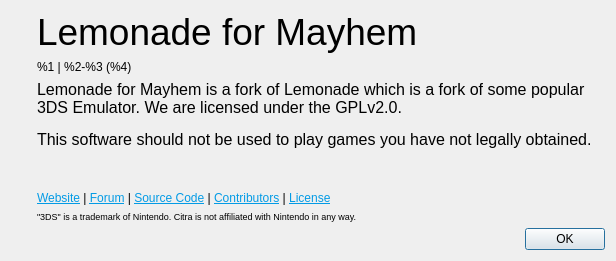
First picture: the form in src/citra_qt/aboutdialog.ui, repository TheMayhemCommunity/3ds-lemonade, before the edit.
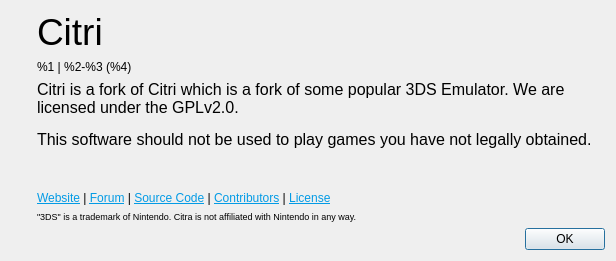
Second picture: the form after the edit. Icons and pictures are not drawn.

Commit message: Citri rebrand

What changed in the file:
```diff
--- a/src/citra_qt/aboutdialog.ui
+++ b/src/citra_qt/aboutdialog.ui
@@ -57,7 +57,7 @@
           </sizepolicy>
          </property>
          <property name="text">
-          <string>&lt;html&gt;&lt;head/&gt;&lt;body&gt;&lt;p&gt;&lt;span style=&quot; font-size:28pt;&quot;&gt;Lemonade for Mayhem&lt;/span&gt;&lt;/p&gt;&lt;/body&gt;&lt;/html&gt;</string>
+          <string>&lt;html&gt;&lt;head/&gt;&lt;body&gt;&lt;p&gt;&lt;span style=&quot; font-size:28pt;&quot;&gt;Citri&lt;/span&gt;&lt;/p&gt;&lt;/body&gt;&lt;/html&gt;</string>
          </property>
         </widget>
        </item>
@@ -87,7 +87,7 @@
 &lt;html&gt;&lt;head&gt;&lt;meta name=&quot;qrichtext&quot; content=&quot;1&quot; /&gt;&lt;style type=&quot;text/css&quot;&gt;
 p, li { white-space: pre-wrap; }
 &lt;/style&gt;&lt;/head&gt;&lt;body style=&quot; font-family:'Ubuntu'; font-size:11pt; font-weight:400; font-style:normal;&quot;&gt;
-&lt;p style=&quot; margin-top:0px; margin-bottom:0px; margin-left:0px; margin-right:0px; -qt-block-indent:0; text-indent:0px;&quot;&gt;&lt;span style=&quot; font-family:'MS Shell Dlg 2'; font-size:12pt;&quot;&gt;Lemonade for Mayhem is a fork of Lemonade which is a fork of some popular 3DS Emulator. We are licensed under the GPLv2.0.&lt;/span&gt;&lt;/p&gt;
+&lt;p style=&quot; margin-top:0px; margin-bottom:0px; margin-left:0px; margin-right:0px; -qt-block-indent:0; text-indent:0px;&quot;&gt;&lt;span style=&quot; font-family:'MS Shell Dlg 2'; font-size:12pt;&quot;&gt;Citri is a fork of Citri which is a fork of some popular 3DS Emulator. We are licensed under the GPLv2.0.&lt;/span&gt;&lt;/p&gt;
 &lt;p style=&quot;-qt-paragraph-type:empty; margin-top:0px; margin-bottom:0px; margin-left:0px; margin-right:0px; -qt-block-indent:0; text-indent:0px; font-family:'MS Shell Dlg 2'; font-size:8pt;&quot;&gt;&lt;br /&gt;&lt;/p&gt;
 &lt;p style=&quot; margin-top:0px; margin-bottom:0px; margin-left:0px; margin-right:0px; -qt-block-indent:0; text-indent:0px;&quot;&gt;&lt;span style=&quot; font-family:'MS Shell Dlg 2'; font-size:12pt;&quot;&gt;This software should not be used to play games you have not legally obtained.&lt;/span&gt;&lt;/p&gt;&lt;/body&gt;&lt;/html&gt;</string>
          </property>
```
Left out of the diff: 2 changed lines with no effect on the pictures. The commit also changes 11 other files.
